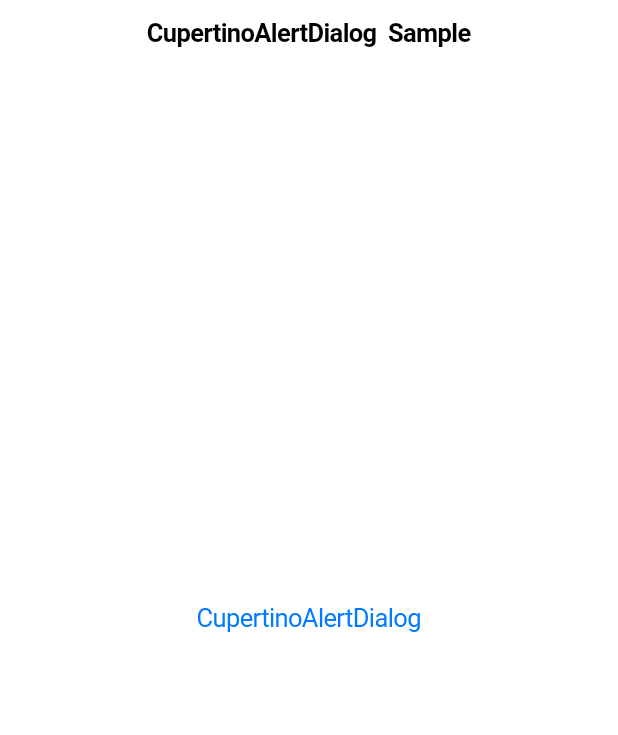
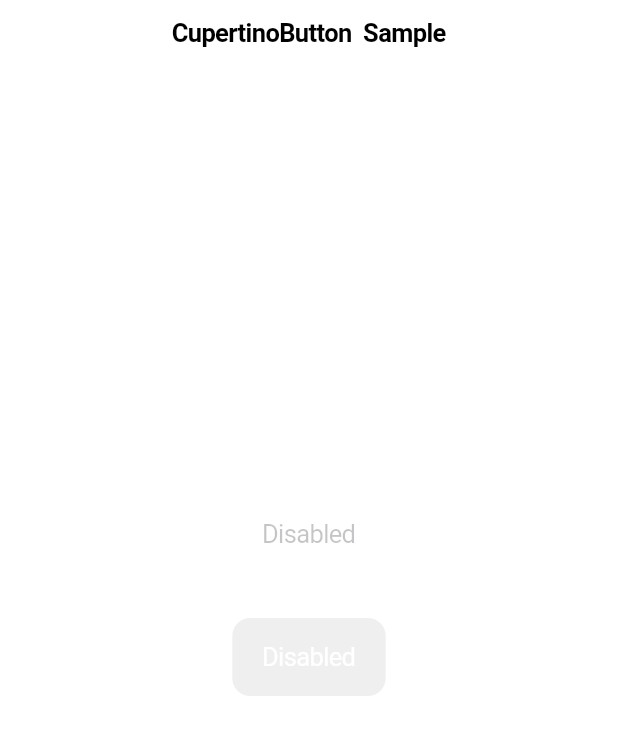
Before and after one commit to vika41130/flutter_lab, a Flutter app: the screen it shows after launch, on a phone screen of 412 x 824 dp. Shown: the top 735 px of the screen. Run offline on Flutter 3.47's test engine with Material 2 defaults, Android fonts, the phone set to English and light mode, and no system bars.

Commit message:
CupertinoButton

```diff
--- a/lib/main.dart
+++ b/lib/main.dart
@@ -1,4 +1,6 @@
 import 'package:flutter/cupertino.dart';
+import 'package:flutter/material.dart';
+import 'package:flutter/foundation.dart';
 
 void main() {
   runApp(const MyApp());
@@ -13,52 +15,44 @@ class MyApp extends StatelessWidget {
     return const CupertinoApp(
       debugShowCheckedModeBanner: false,
       theme: CupertinoThemeData(brightness: Brightness.light),
-      home: AlertDialog(),
+      home: CupertinoButtonExample(),
     );
   }
 }
 
-class AlertDialog extends StatefulWidget {
-  const AlertDialog({super.key});
+class CupertinoButtonExample extends StatefulWidget {
+  const CupertinoButtonExample({super.key});
 
   @override
-  State<AlertDialog> createState() => _AlertDialogState();
+  State<CupertinoButtonExample> createState() => _CupertinoButtonExampleState();
 }
 
-class _AlertDialogState extends State<AlertDialog> {
+class _CupertinoButtonExampleState extends State<CupertinoButtonExample> {
   @override
   Widget build(BuildContext context) {
     return CupertinoPageScaffold(
         navigationBar: const CupertinoNavigationBar(
-          middle: Text('CupertinoAlertDialog  Sample'),
+          middle: Text('CupertinoButton  Sample'),
         ),
         child: Center(
-          child: CupertinoButton(
-              child: const Text('CupertinoAlertDialog'),
-              onPressed: () => {_showAlertDialog(context)}),
-        ));
-  }
-
-  void _showAlertDialog(BuildContext context) {
-    showCupertinoModalPopup<void>(
-      context: context,
-      builder: (context) => CupertinoAlertDialog(
-        insetAnimationDuration: const Duration(milliseconds: 1000),
-        title: const Text('Alert'),
-        content: const Text('Proceed with destructive action?'),
-        actions: <CupertinoDialogAction>[
-          CupertinoDialogAction(
-            isDefaultAction: true,
-            onPressed: () => {Navigator.pop(context)},
-            child: const Text('No'),
-          ),
-          CupertinoDialogAction(
-            isDestructiveAction: true,
-            onPressed: () => {Navigator.pop(context)},
-            child: const Text('Yes'),
-          ),
-        ],
-      ),
-    );
+            child: Column(
+          mainAxisSize: MainAxisSize.min,
+          children: const <Widget>[
+            CupertinoButton(
+              onPressed: null,
+              child: Text('Disabled'),
+            ),
+            SizedBox(
+              height: 30,
+            ),
+            CupertinoButton.filled(
+              onPressed: null,
+              child: Text('Disabled'),
+            ),
+            SizedBox(
+              height: 30,
+            ),
+          ],
+        )));
   }
 }
```
